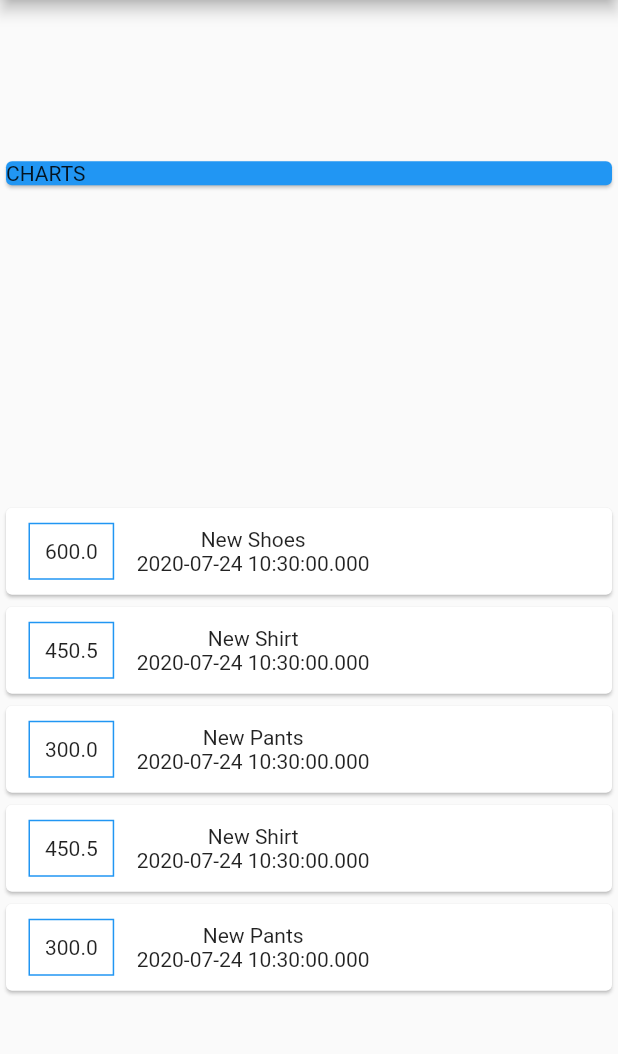
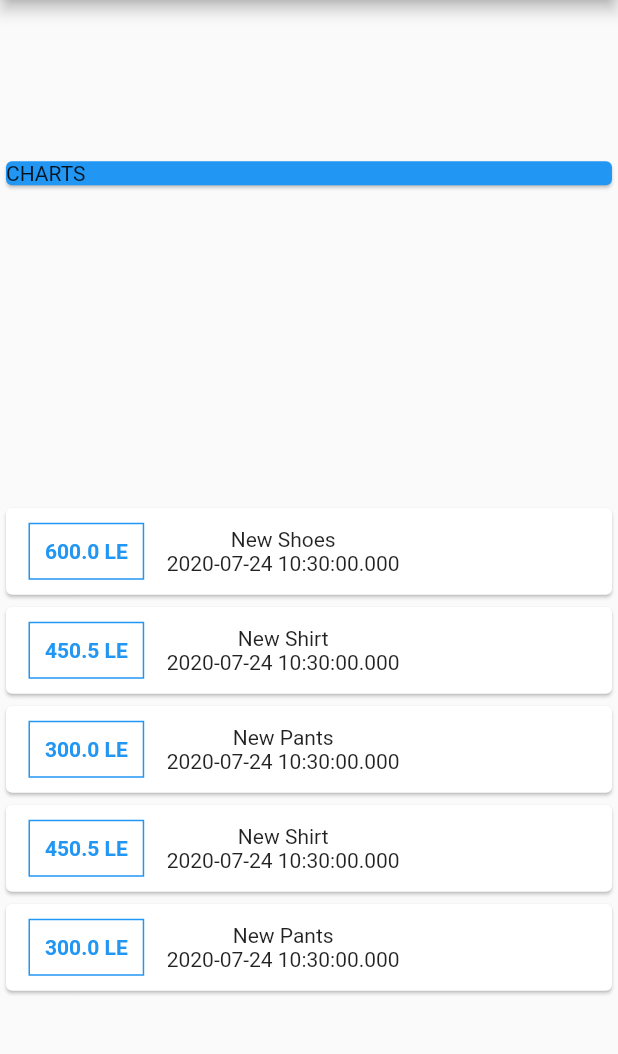
Before and after one commit to ranger163/Expenses, a Flutter app: the screen it shows after launch, on a phone screen of 412 x 824 dp, the part 84-1138 px from its top. Run offline on Flutter 3.47's test engine with Material 2 defaults, Android fonts, the phone set to English and light mode, and no system bars.

Commit message:
Styling amount text

```diff
--- a/lib/main.dart
+++ b/lib/main.dart
@@ -79,7 +79,14 @@ class TransactionItem extends StatelessWidget {
               width: 1,
             )),
             padding: EdgeInsets.all(10),
-              child: Text(_transaction.amount.toString())),
+            child: Text(
+              _transaction.amount.toString() + " LE",
+              style: TextStyle(
+                fontWeight: FontWeight.bold,
+                color: Colors.blue,
+              ),
+            ),
+          ),
           Column(
             children: <Widget>[
               Text(_transaction.title),
```
Lines whose indentation alone changed are shown as unchanged.
